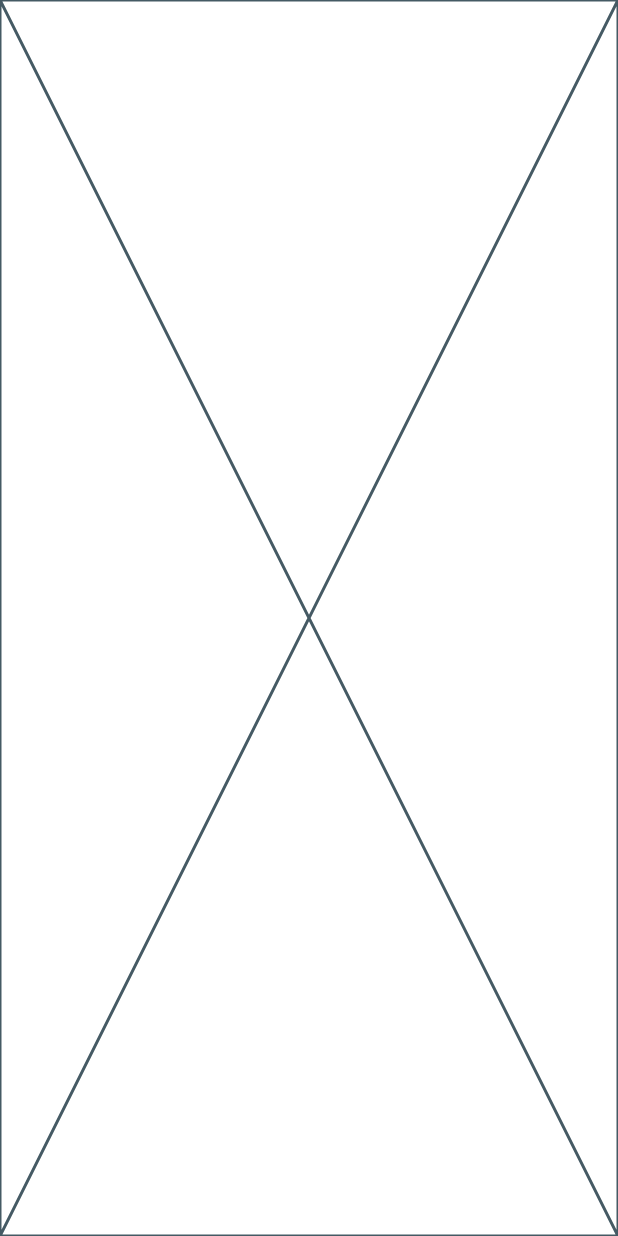
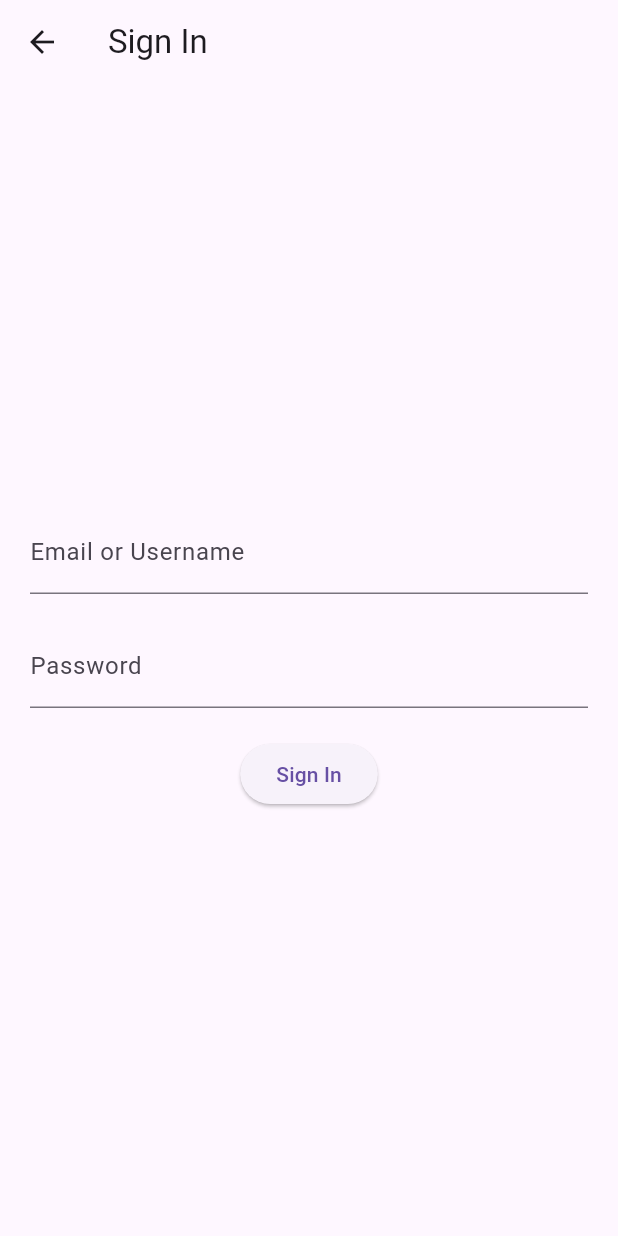
Before and after one commit to Billy272/Learn_Dart, a Flutter app: the screen it shows after launch, after a tap on "Sign In", on a phone screen of 412 x 824 dp. Run offline on Flutter 3.47's test engine with Material 3 defaults, Android fonts, the phone set to English and light mode, and no system bars; our stand-ins replace flutter_svg, logger.

Commit message:
Fix import and class name in intro_sc.dart

```diff
--- a/dah_app/lib/intro_sc.dart
+++ b/dah_app/lib/intro_sc.dart
@@ -1,6 +1,6 @@
 import 'package:flutter/material.dart';
 import 'user_details.dart';
-import 'signIn.dart';
+import 'sign_in.dart';
 
 class IntroductionScreen extends StatelessWidget {
   final PageController _pageController = PageController();
@@ -59,7 +59,7 @@ class IntroductionScreen extends StatelessWidget {
               onPressed: () {
                 Navigator.push(
                   context,
-                  MaterialPageRoute(builder: (context) => const SignIn()),
+                  MaterialPageRoute(builder: (context) => const SignInScreen()),
                 );
               },
               child: const Text('Sign In'),
--- a/dah_app/lib/signIn.dart
+++ /dev/null
@@ -1,15 +0,0 @@
-import 'package:flutter/material.dart';
-
-class SignIn extends StatefulWidget {
-  const SignIn({super.key});
-
-  @override
-  State<SignIn> createState() => _SignInState();
-}
-
-class _SignInState extends State<SignIn> {
-  @override
-  Widget build(BuildContext context) {
-    return const Placeholder();
-  }
-}
--- /dev/null
+++ b/dah_app/lib/sign_in.dart
@@ -0,0 +1,47 @@
+import 'package:dah_app/main.dart';
+import 'package:flutter/material.dart';
+
+class SignInScreen extends StatelessWidget {
+  const SignInScreen({super.key});
+
+  @override
+  Widget build(BuildContext context) {
+    return Scaffold(
+      appBar: AppBar(
+        title: const Text('Sign In'),
+      ),
+      body: Padding(
+        padding: const EdgeInsets.all(20.0),
+        child: Column(
+          mainAxisAlignment: MainAxisAlignment.center,
+          children: [
+            const TextField(
+              decoration: InputDecoration(
+                labelText: 'Email or Username',
+              ),
+            ),
+            const SizedBox(height: 20),
+            const TextField(
+              obscureText: true,
+              decoration: InputDecoration(
+                labelText: 'Password',
+              ),
+            ),
+            const SizedBox(height: 20),
+            ElevatedButton(
+              onPressed: () {
+                Navigator.push(
+                  context,
+                  MaterialPageRoute(
+                    builder: (context) => const MyHomePage(),
+                  ),
+                );
+              },
+              child: const Text('Sign In'),
+            ),
+          ],
+        ),
+      ),
+    );
+  }
+}
```
